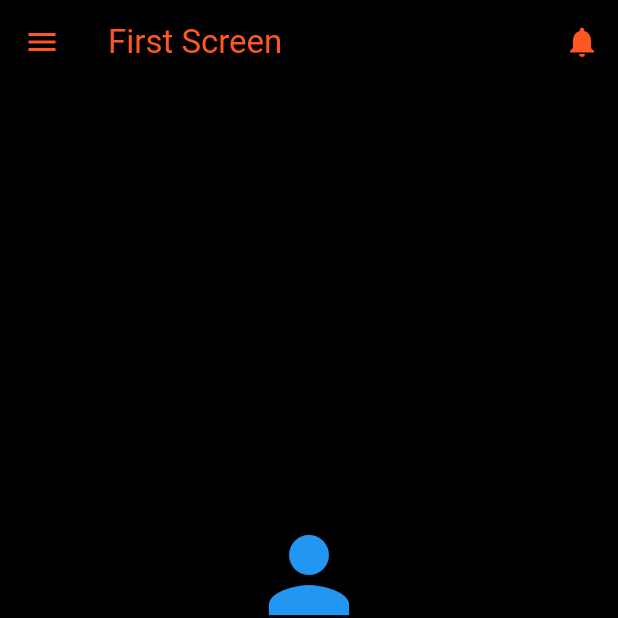
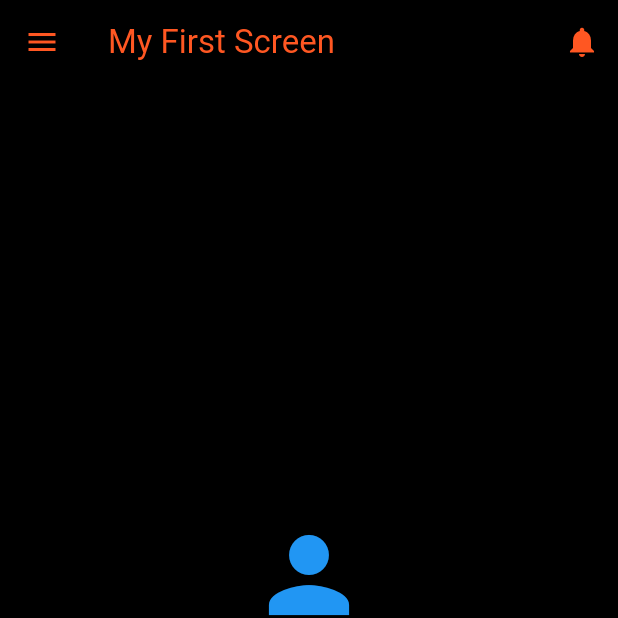
Before and after one commit to sayedabdul-aziz/DEPI, a Flutter app: the screen it shows after launch, on a phone screen of 412 x 824 dp, the top half of it. Run offline on Flutter 3.47's test engine with Material 3 defaults, Android fonts, the phone set to English and light mode, and no system bars.

Commit message:
update first app ui

```diff
--- a/Flutter/first_app/lib/first_screen.dart
+++ b/Flutter/first_app/lib/first_screen.dart
@@ -10,7 +10,10 @@ class FirstScreen extends StatelessWidget {
       appBar: AppBar(
         backgroundColor: Colors.black,
         leading: Icon(Icons.menu, color: Colors.deepOrange),
-        title: Text("First Screen", style: TextStyle(color: Colors.deepOrange)),
+        title: Text(
+          "My First Screen",
+          style: TextStyle(color: Colors.deepOrange),
+        ),
         actions: [
           IconButton(
             onPressed: () {},
```
